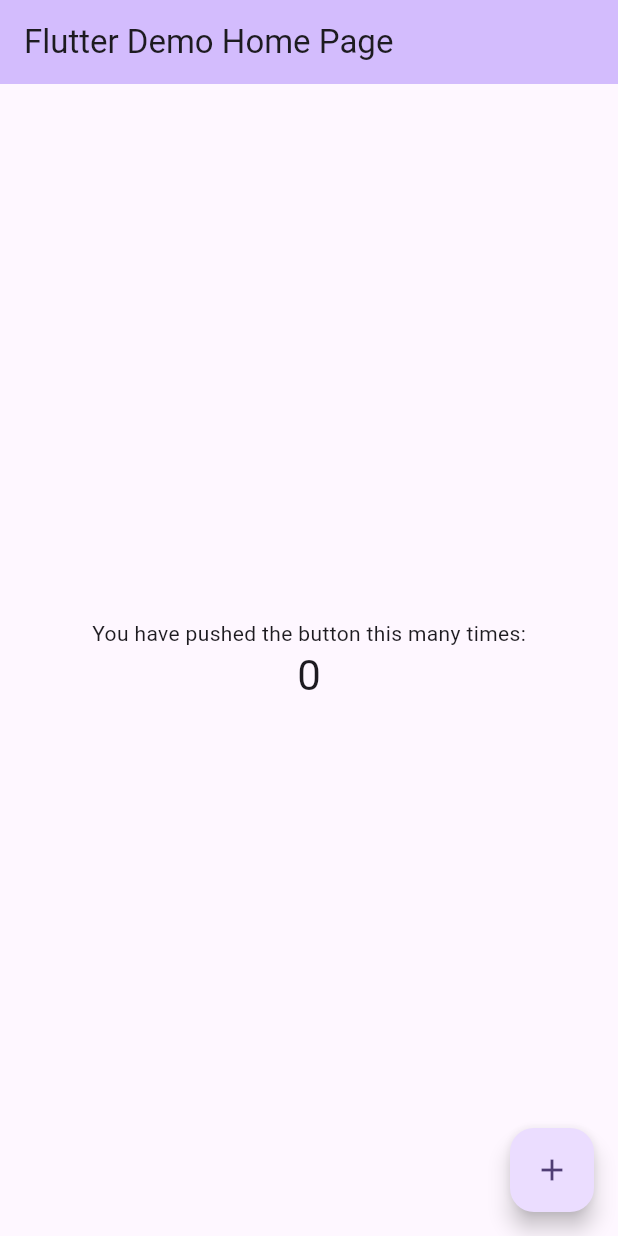
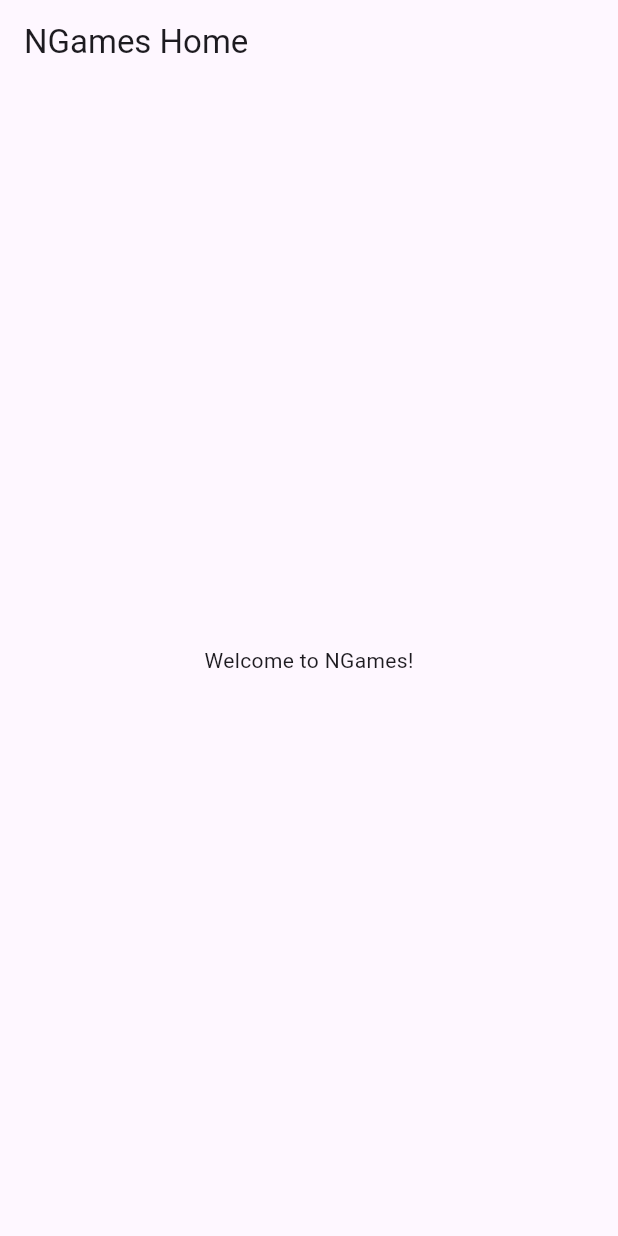
Before and after one commit to KingLizard1020/Ngames, a Flutter app: the screen it shows after launch, on a phone screen of 412 x 824 dp. Run offline on Flutter 3.47's test engine with Material 3 defaults, Android fonts, the phone set to English and light mode, and no system bars; our stand-ins replace firebase_auth, firebase_core, flutter_riverpod, go_router; accounts and stored records are empty.

Commit message:
adding basic functionality

```diff
--- a/lib/main.dart
+++ b/lib/main.dart
@@ -1,122 +1,37 @@
+import 'package:firebase_core/firebase_core.dart';
 import 'package:flutter/material.dart';
+import 'package:flutter_riverpod/flutter_riverpod.dart';
+import 'package:ngames/routing/app_router.dart'; // Import the router
+import 'firebase_options.dart'; // Make sure you have this file after FlutterFire CLI setup
 
-void main() {
-  runApp(const MyApp());
+Future<void> main() async {
+  WidgetsFlutterBinding.ensureInitialized();
+  // Ensure you have run `flutterfire configure` and have firebase_options.dart
+  // If you don't have firebase_options.dart yet, you can comment out the next line
+  // and the import for it, but Firebase will not be initialized.
+  await Firebase.initializeApp(
+    options:
+        DefaultFirebaseOptions
+            .currentPlatform, // Uncomment after firebase_options.dart is generated
+  );
+  runApp(const ProviderScope(child: MyApp()));
 }
 
-class MyApp extends StatelessWidget {
+class MyApp extends ConsumerWidget {
   const MyApp({super.key});
 
-  // This widget is the root of your application.
   @override
-  Widget build(BuildContext context) {
-    return MaterialApp(
-      title: 'Flutter Demo',
+  Widget build(BuildContext context, WidgetRef ref) {
+    final router = ref.watch(
+      goRouterProvider,
+    ); // Get the router from the provider
+    return MaterialApp.router(
+      routerConfig: router,
+      title: 'NGames',
       theme: ThemeData(
-        // This is the theme of your application.
-        //
-        // TRY THIS: Try running your application with "flutter run". You'll see
-        // the application has a purple toolbar. Then, without quitting the app,
-        // try changing the seedColor in the colorScheme below to Colors.green
-        // and then invoke "hot reload" (save your changes or press the "hot
-        // reload" button in a Flutter-supported IDE, or press "r" if you used
-        // the command line to start the app).
-        //
-        // Notice that the counter didn't reset back to zero; the application
-        // state is not lost during the reload. To reset the state, use hot
-        // restart instead.
-        //
-        // This works for code too, not just values: Most code changes can be
-        // tested with just a hot reload.
         colorScheme: ColorScheme.fromSeed(seedColor: Colors.deepPurple),
+        useMaterial3: true,
       ),
-      home: const MyHomePage(title: 'Flutter Demo Home Page'),
     );
   }
 }
-
-class MyHomePage extends StatefulWidget {
-  const MyHomePage({super.key, required this.title});
-
-  // This widget is the home page of your application. It is stateful, meaning
-  // that it has a State object (defined below) that contains fields that affect
-  // how it looks.
-
-  // This class is the configuration for the state. It holds the values (in this
-  // case the title) provided by the parent (in this case the App widget) and
-  // used by the build method of the State. Fields in a Widget subclass are
-  // always marked "final".
-
-  final String title;
-
-  @override
-  State<MyHomePage> createState() => _MyHomePageState();
-}
-
-class _MyHomePageState extends State<MyHomePage> {
-  int _counter = 0;
-
-  void _incrementCounter() {
-    setState(() {
-      // This call to setState tells the Flutter framework that something has
-      // changed in this State, which causes it to rerun the build method below
-      // so that the display can reflect the updated values. If we changed
-      // _counter without calling setState(), then the build method would not be
-      // called again, and so nothing would appear to happen.
-      _counter++;
-    });
-  }
-
-  @override
-  Widget build(BuildContext context) {
-    // This method is rerun every time setState is called, for instance as done
-    // by the _incrementCounter method above.
-    //
-    // The Flutter framework has been optimized to make rerunning build methods
-    // fast, so that you can just rebuild anything that needs updating rather
-    // than having to individually change instances of widgets.
-    return Scaffold(
-      appBar: AppBar(
-        // TRY THIS: Try changing the color here to a specific color (to
-        // Colors.amber, perhaps?) and trigger a hot reload to see the AppBar
-        // change color while the other colors stay the same.
-        backgroundColor: Theme.of(context).colorScheme.inversePrimary,
-        // Here we take the value from the MyHomePage object that was created by
-        // the App.build method, and use it to set our appbar title.
-        title: Text(widget.title),
-      ),
-      body: Center(
-        // Center is a layout widget. It takes a single child and positions it
-        // in the middle of the parent.
-        child: Column(
-          // Column is also a layout widget. It takes a list of children and
-          // arranges them vertically. By default, it sizes itself to fit its
-          // children horizontally, and tries to be as tall as its parent.
-          //
-          // Column has various properties to control how it sizes itself and
-          // how it positions its children. Here we use mainAxisAlignment to
-          // center the children vertically; the main axis here is the vertical
-          // axis because Columns are vertical (the cross axis would be
-          // horizontal).
-          //
-          // TRY THIS: Invoke "debug painting" (choose the "Toggle Debug Paint"
-          // action in the IDE, or press "p" in the console), to see the
-          // wireframe for each widget.
-          mainAxisAlignment: MainAxisAlignment.center,
-          children: <Widget>[
-            const Text('You have pushed the button this many times:'),
-            Text(
-              '$_counter',
-              style: Theme.of(context).textTheme.headlineMedium,
-            ),
-          ],
-        ),
-      ),
-      floatingActionButton: FloatingActionButton(
-        onPressed: _incrementCounter,
-        tooltip: 'Increment',
-        child: const Icon(Icons.add),
-      ), // This trailing comma makes auto-formatting nicer for build methods.
-    );
-  }
-}
--- /dev/null
+++ b/lib/routing/app_router.dart
@@ -0,0 +1,66 @@
+import 'package:flutter/material.dart';
+import 'package:go_router/go_router.dart';
+import 'package:flutter_riverpod/flutter_riverpod.dart';
+import 'package:ngames/screens/auth/auth_screen.dart';
+import 'package:ngames/screens/home/home_screen.dart';
+import 'package:ngames/games/example_game/example_game_screen.dart';
+// import 'package:ngames/services/auth_service.dart'; // Will be used later
+
+// Provider for the GoRouter instance
+// final goRouterProvider = Provider<GoRouter>((ref) {
+//   // final authService = ref.watch(authServiceProvider); // Placeholder for auth service provider
+//   return GoRouter(
+//     initialLocation: '/',
+//     routes: [
+//       GoRoute(
+//         path: '/',
+//         builder: (context, state) => const HomeScreen(),
+//       ),
+//       GoRoute(
+//         path: '/auth',
+//         builder: (context, state) => const AuthScreen(),
+//       ),
+//       GoRoute(
+//         path: '/game/example',
+//         builder: (context, state) => const ExampleGameScreen(),
+//       ),
+//     ],
+//     // redirect: (BuildContext context, GoRouterState state) {
+//     //   // final loggedIn = authService.authStateChanges.map((user) => user != null); // Simplified
+//     //   // final loggingIn = state.matchedLocation == '/auth';
+//     //
+//     //   // This is a simplified redirect logic. You'll need to adapt it based on Riverpod async providers.
+//     //   // if (!loggedIn && !loggingIn) return '/auth';
+//     //   // if (loggedIn && loggingIn) return '/';
+//     //   return null;
+//     // },
+//   );
+// });
+
+// Placeholder for auth service provider if you create one for Riverpod
+// final authServiceProvider = Provider<AuthService>((ref) => AuthService());
+
+// For now, a simple router setup without auth redirection.
+// You can uncomment and expand the above when auth is fully integrated.
+final goRouterProvider = Provider<GoRouter>((ref) {
+  return GoRouter(
+    initialLocation: '/',
+    routes: [
+      GoRoute(
+        path: '/',
+        pageBuilder:
+            (context, state) => const MaterialPage(child: HomeScreen()),
+      ),
+      GoRoute(
+        path: '/auth',
+        pageBuilder:
+            (context, state) => const MaterialPage(child: AuthScreen()),
+      ),
+      GoRoute(
+        path: '/game/example',
+        pageBuilder:
+            (context, state) => const MaterialPage(child: ExampleGameScreen()),
+      ),
+    ],
+  );
+});
--- /dev/null
+++ b/lib/screens/home/home_screen.dart
@@ -0,0 +1,13 @@
+import 'package:flutter/material.dart';
+
+class HomeScreen extends StatelessWidget {
+  const HomeScreen({super.key});
+
+  @override
+  Widget build(BuildContext context) {
+    return Scaffold(
+      appBar: AppBar(title: const Text('NGames Home')),
+      body: const Center(child: Text('Welcome to NGames!')),
+    );
+  }
+}
--- a/pubspec.yaml
+++ b/pubspec.yaml
@@ -34,7 +34,7 @@ dependencies:
   # The following adds the Cupertino Icons font to your application.
   # Use with the CupertinoIcons class for iOS style icons.
   cupertino_icons: ^1.0.8
-  firebase_core: ^3.13.0
+  firebase_core: any
   firebase_auth: ^5.5.2
   cloud_firestore: ^5.6.6
   shared_preferences: ^2.5.3
```
Also changed, not shown: lib/games/example_game/example_game_screen.dart (added, +13 -0 lines), lib/models/user_model.dart (added, +7 -0 lines), lib/screens/auth/auth_screen.dart (added, +13 -0 lines), lib/services/auth_service.dart (added, +43 -0 lines), firebase.json (added), lib/firebase_options.dart (added), pubspec.lock, 119 other files.
